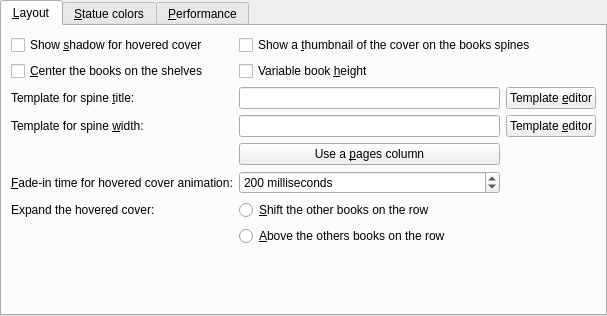
This is src/calibre/gui2/preferences/look_feel_tabs/bookshelf_view.ui in kovidgoyal/calibre as Qt 5 draws it before an edit. The edited form follows.
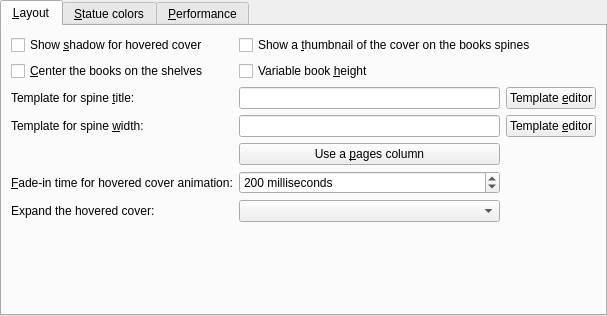
This is the edited form. Custom widgets are drawn as their Qt base class.

Commit message: change default setting for hovered book

Diff of the .ui file:
```diff
--- a/src/calibre/gui2/preferences/look_feel_tabs/bookshelf_view.ui
+++ b/src/calibre/gui2/preferences/look_feel_tabs/bookshelf_view.ui
@@ -37,12 +37,8 @@
       </property>
      </widget>
     </item>
-    <item row="21" column="1" colspan="2">
-     <widget class="QRadioButton" name="opt_bookshelf_hover_above">
-      <property name="text">
-       <string>&amp;Above the others books on the row</string>
-      </property>
-     </widget>
+    <item row="20" column="1">
+     <widget class="QComboBox" name="opt_bookshelf_hover"/>
     </item>
     <item row="0" column="0">
      <widget class="QCheckBox" name="opt_bookshelf_shadow">
@@ -104,13 +100,6 @@
       </property>
      </widget>
     </item>
-    <item row="20" column="1" colspan="2">
-     <widget class="QRadioButton" name="opt_bookshelf_hover_shift">
-      <property name="text">
-       <string>&amp;Shift the other books on the row</string>
-      </property>
-     </widget>
-    </item>
     <item row="11" column="1">
      <widget class="QLineEdit" name="opt_bookshelf_spine_size_template">
       <property name="toolTip">
```
The commit also changes 3 other files.
